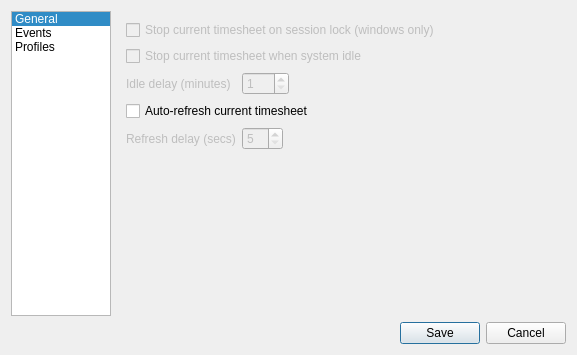
Before: the Qt Designer form src/gui/settingsDialog.ui in AlexandrePTJ/kemai, drawn with Qt 5.
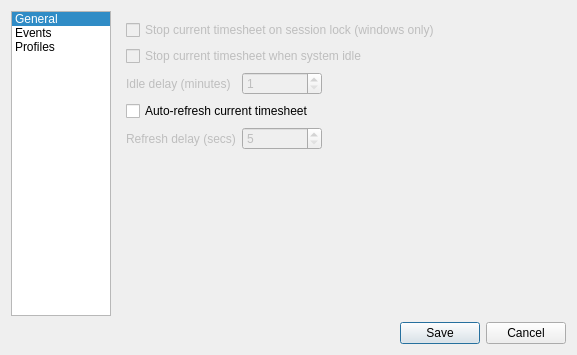
After: the same form once the commit is applied. The open tabs and pages were chosen to show the change. Icons and pictures are not drawn.

Diff of the .ui file:
```diff
--- a/src/gui/settingsDialog.ui
+++ b/src/gui/settingsDialog.ui
@@ -132,6 +132,12 @@
              <property name="enabled">
               <bool>false</bool>
              </property>
+             <property name="minimumSize">
+              <size>
+               <width>80</width>
+               <height>0</height>
+              </size>
+             </property>
              <property name="minimum">
               <number>1</number>
              </property>
@@ -172,6 +178,12 @@
              <property name="enabled">
               <bool>false</bool>
              </property>
+             <property name="minimumSize">
+              <size>
+               <width>80</width>
+               <height>0</height>
+              </size>
+             </property>
              <property name="minimum">
               <number>5</number>
              </property>
```
Left out of the diff: 22 changed lines with no effect on the pictures.
